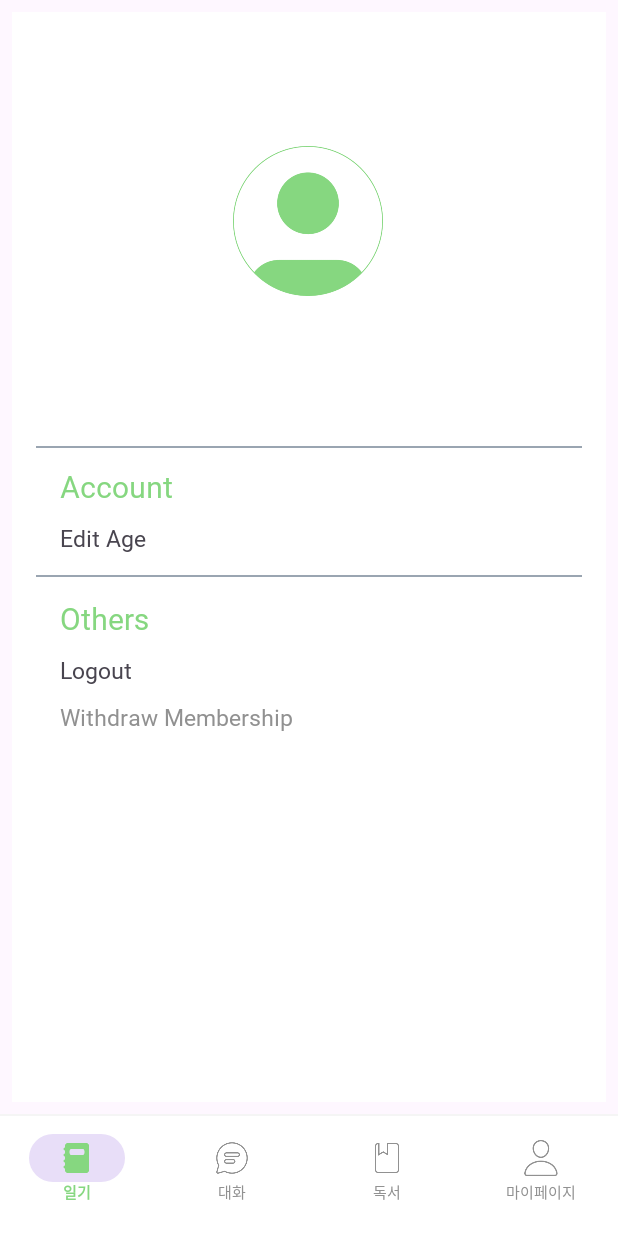
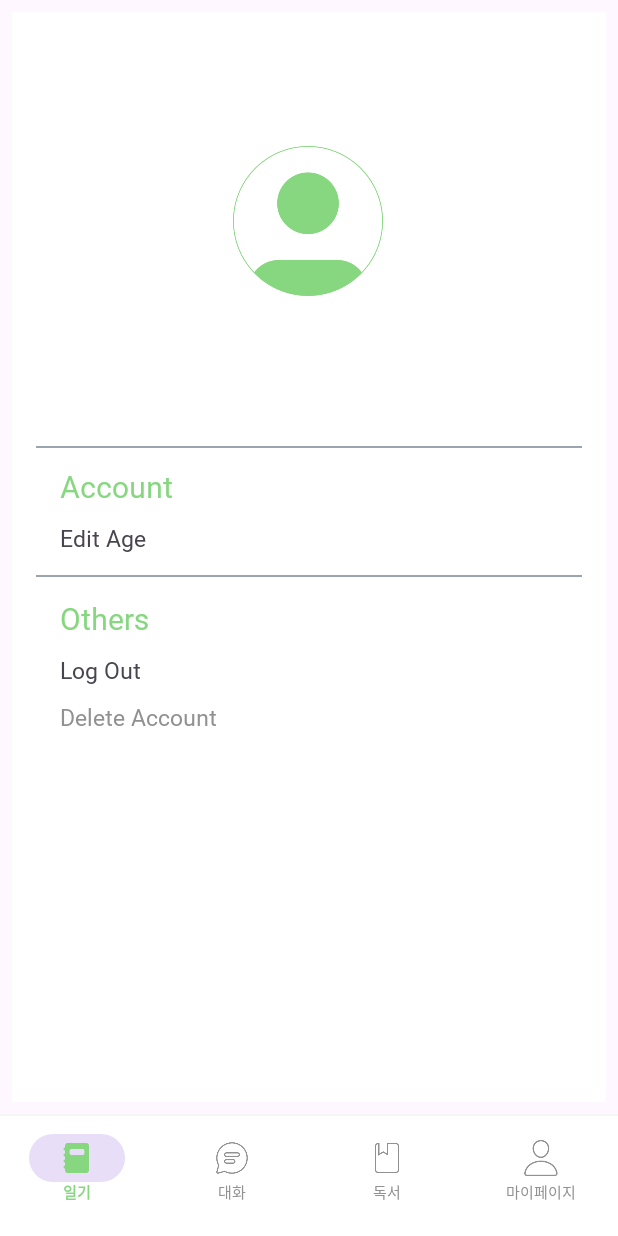
Before and after one commit to Beyond-B/Beyond-B-Front, an Android app: the fragment MyPageFragment placed in its activity, on a phone screen of 412 x 824 dp. Run offline under Robolectric (Android 15) with nearby library versions, the phone set to English and light mode, and no system bars; network calls fail; Roboto replaces fonts that are not available here.

Commit message:
[Update] 코드 수정
글자 수정 및 확인용 sout 삭제

```diff
--- a/app/src/main/java/com/example/beyond_b/book/fragment/CustomDialogFragmentQuiz.java
+++ b/app/src/main/java/com/example/beyond_b/book/fragment/CustomDialogFragmentQuiz.java
@@ -43,11 +43,11 @@ public class CustomDialogFragmentQuiz extends DialogFragment {
         // 내용 설정
         if(ARG_ISCORRECT.equals("correct")){
             dialogCustomQuizBinding.dialogMessage.setText("Congratulations!");
-            dialogCustomQuizBinding.tx1.setText("That's Correct Answer");
+            dialogCustomQuizBinding.tx1.setText("That's correct!");
             dialogCustomQuizBinding.tx2.setText("Try it again tomorrow!");
             dialogCustomQuizBinding.imageView2.setImageResource(R.drawable.ic_correct);
         }else{
-            dialogCustomQuizBinding.dialogMessage.setText("That's not a Correct Answer");
+            dialogCustomQuizBinding.dialogMessage.setText("That's Wrong!");
             dialogCustomQuizBinding.tx1.setText("Try it again!");
             dialogCustomQuizBinding.imageView2.setImageResource(R.drawable.ic_incorrect);
         }
--- a/app/src/main/java/com/example/beyond_b/diary/write/firstWriteActivity.java
+++ b/app/src/main/java/com/example/beyond_b/diary/write/firstWriteActivity.java
@@ -5,8 +5,6 @@ import androidx.appcompat.app.AppCompatActivity;
 import android.content.Intent;
 import android.os.Bundle;
 import android.view.View;
-import android.widget.Button;
-import android.widget.EditText;
 import android.widget.ImageButton;
 import android.widget.ImageView;
 
@@ -24,7 +22,7 @@ public class firstWriteActivity extends AppCompatActivity {
         ImageView happy = findViewById(R.id.diary_happy);
         ImageView depressed = findViewById(R.id.diary_depressed);
         ImageView angry = findViewById(R.id.diary_angry);
-        ImageView surprized = findViewById(R.id.diary_surprized);
+        ImageView surprized = findViewById(R.id.diary_surprised);
         ImageView sadness = findViewById(R.id.diary_sadness);
         ImageView worried = findViewById(R.id.diary_worried);
 
--- a/app/src/main/java/com/example/beyond_b/my_page/MyPageFragment.java
+++ b/app/src/main/java/com/example/beyond_b/my_page/MyPageFragment.java
@@ -191,7 +191,7 @@ public class MyPageFragment extends Fragment {
     // 회원탈퇴 처리 코드
     private void withdrawal() {
 
-        CustomDialogFragment dialog = CustomDialogFragment.newInstance("Are you sure to withdraw membership?", "withdraw");
+        CustomDialogFragment dialog = CustomDialogFragment.newInstance("Are you sure to delete Account?", "Delete Account");
         dialog.setDialogListener(new CustomDialogFragment.DialogListener() {
             @Override
             public boolean onPositiveButtonClick(DialogFragment dialog) {
--- a/app/src/main/res/layout/activity_first_write.xml
+++ b/app/src/main/res/layout/activity_first_write.xml
@@ -60,11 +60,11 @@
         app:layout_constraintTop_toBottomOf="@+id/textView" />
 
     <ImageView
-        android:id="@+id/diary_surprized"
+        android:id="@+id/diary_surprised"
         android:layout_width="100dp"
         android:layout_height="100dp"
         android:layout_marginTop="50dp"
-        android:src="@drawable/ic_surprized"
+        android:src="@drawable/ic_surprised"
         app:layout_constraintEnd_toStartOf="@+id/diary_sadness"
         app:layout_constraintStart_toStartOf="parent"
         app:layout_constraintTop_toBottomOf="@+id/diary_angry" />
--- a/app/src/main/res/layout/fragment_my_page.xml
+++ b/app/src/main/res/layout/fragment_my_page.xml
@@ -144,7 +144,7 @@
                 android:fontFamily="@font/pretendard_regular"
                 android:onClick="onLogoutClick"
                 android:paddingTop="10dp"
-                android:text="Logout"
+                android:text="Log Out"
                 android:textSize="15sp" />
 
             <TextView
@@ -153,7 +153,7 @@
                 android:layout_height="wrap_content"
                 android:fontFamily="@font/pretendard_regular"
                 android:paddingTop="10dp"
-                android:text="Withdraw Membership"
+                android:text="Delete Account"
                 android:textColor="#919191"
                 android:textSize="15sp" />
         </LinearLayout>
```
Also changed, not shown: app/src/main/java/com/example/beyond_b/book/fragment/BookDetailFragment.java (+3 -5 lines).
